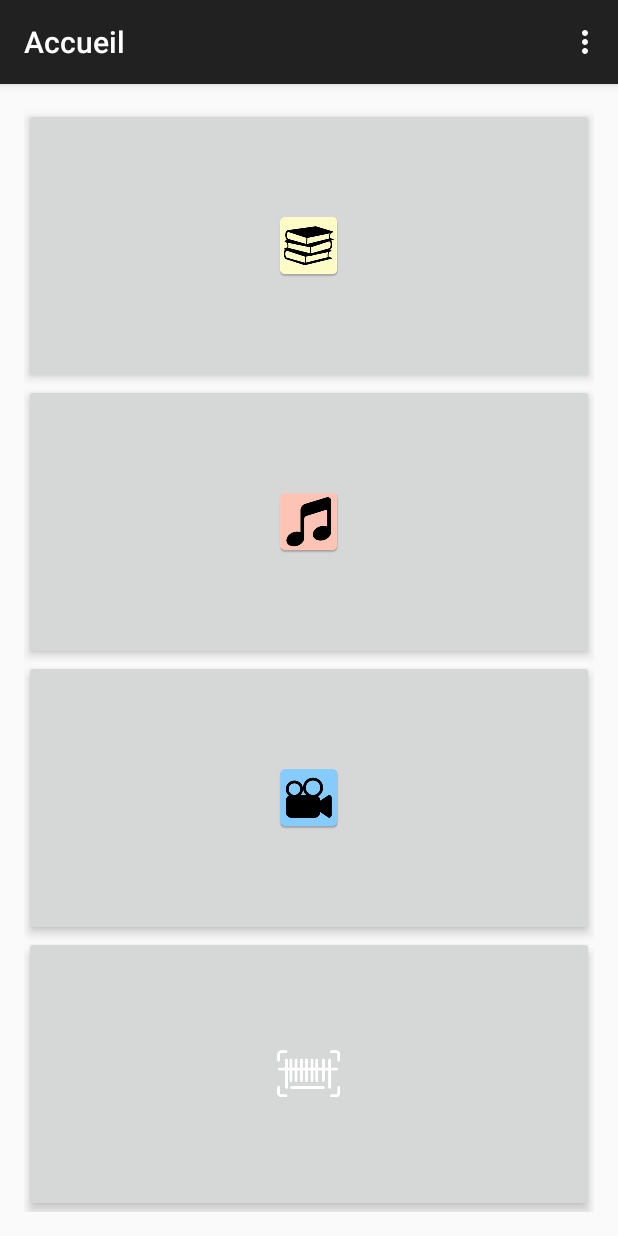
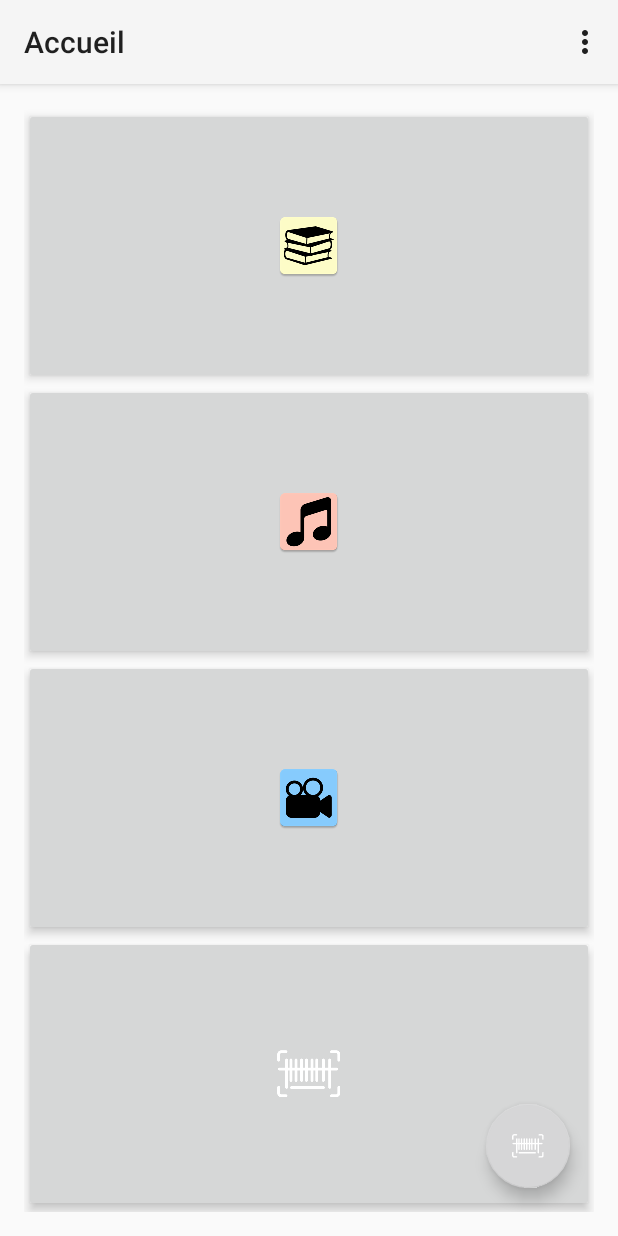
Before and after one commit to guillaumefavre/Library, an Android app: the screen it shows after launch (MainActivity), on a phone screen of 412 x 824 dp. Run offline under Robolectric (Android 15) with nearby library versions, the phone set to English and light mode, and no system bars; libraries missing offline, so code that uses them is left out: com.google.zxing.integration.

Commit message:
- Ajout d'un FAB - Mutualisation du code appelé lors du clic sur le FAB : classe CommunActivity - Ajustement des ListView

```diff
--- a/app/src/main/AndroidManifest.xml
+++ b/app/src/main/AndroidManifest.xml
@@ -38,6 +38,10 @@
             android:name=".DetailActivity"
             android:label="@string/title_activity_detail" >
         </activity>
+        <activity
+            android:name=".CommunActivity"
+            android:label="@string/title_activity_commun" >
+        </activity>
     </application>
 
 </manifest>
--- a/app/src/main/java/com/example/guillaume/library/API/GoogleBooksAPI.java
+++ b/app/src/main/java/com/example/guillaume/library/API/GoogleBooksAPI.java
@@ -129,8 +129,8 @@ public class GoogleBooksAPI extends AsyncTask<String, Void, Livre> {
                 recupererCouverture(livre, jsoVolumeInfo);
 
                 // TODO : à supprimer
-                final ScanCABActivity parentActivity = (ScanCABActivity) callingActivity.get();
-                parentActivity.getTxvBookTitle().setText(jsoVolumeInfo.getString("title"));
+//                final ScanCABActivity parentActivity = (ScanCABActivity) callingActivity.get();
+//                parentActivity.getTxvBookTitle().setText(jsoVolumeInfo.getString("title"));
 
                 // ouverture connextion BDD
                 livreDao = new LivreDAO(callingActivity.get());
--- /dev/null
+++ b/app/src/main/java/com/example/guillaume/library/CommunActivity.java
@@ -0,0 +1,150 @@
+package com.example.guillaume.library;
+
+import android.content.Intent;
+import android.support.design.widget.FloatingActionButton;
+import android.support.v7.app.AppCompatActivity;
+import android.os.Bundle;
+import android.view.Menu;
+import android.view.MenuItem;
+import android.view.View;
+import android.widget.Toast;
+
+import com.example.guillaume.library.API.GoogleBooksAPI;
+import com.example.guillaume.library.API.MusicBrainzAPI;
+import com.example.guillaume.library.Metier.CD;
+import com.example.guillaume.library.Metier.Livre;
+import com.google.zxing.integration.android.IntentIntegrator;
+import com.google.zxing.integration.android.IntentResult;
+
+import java.util.concurrent.ExecutionException;
+
+
+public class CommunActivity extends AppCompatActivity {
+
+    @Override
+    protected void onCreate(Bundle savedInstanceState) {
+        super.onCreate(savedInstanceState);
+        setContentView(R.layout.activity_commun);
+
+
+    }
+
+    protected void instancierFAB() {
+        FloatingActionButton fabFlashCab = (FloatingActionButton)  findViewById(R.id.fabFlashCab);
+        fabFlashCab.setOnClickListener(new View.OnClickListener() {
+            public void onClick(View v) {
+                lancerScan();
+            }
+        });
+    }
+
+    /**
+     * Méthode appelée lors d'un clic sur le bouton de scan
+     */
+    private void lancerScan() {
+        IntentIntegrator scanIntegrator = new IntentIntegrator(this);
+        scanIntegrator.initiateScan();
+    }
+
+    @Override
+    protected void onActivityResult(int requestCode, int resultCode, Intent data) {
+
+        IntentResult scanResult = IntentIntegrator.parseActivityResult(requestCode, resultCode, data);
+
+        if(scanResult != null) {
+            String scanContent = scanResult.getContents();
+            String scanFormat = scanResult.getFormatName();
+
+            if(scanContent!=null && scanFormat!=null) {
+
+                // Première recherche : livre
+                Livre livre = rechercherLivre(scanContent);
+
+                // Si pas de livre trouvé, on cherche un CD
+                if(livre == null) {
+                    CD cd = rechercherCD(scanContent);
+
+                }
+
+
+            } else {
+                Toast toast = Toast.makeText(this, "CAB non valide (pas un livre) !", Toast.LENGTH_SHORT);
+                toast.show();
+            }
+
+
+        } else {
+            Toast toast = Toast.makeText(this, "Aucune donnée reçue lors du scan", Toast.LENGTH_SHORT);
+            toast.show();
+        }
+    }
+
+
+    /**
+     * Recherche d'un livre correspondant au code barre scanContent en appelant l'API GoogleBooks
+     *
+     * @param scanContent code barre
+     * @return livre
+     */
+    private Livre rechercherLivre(String scanContent) {
+        Livre livre = null;
+
+        GoogleBooksAPI googleBooksAPI = new GoogleBooksAPI(this);
+        try {
+            livre = googleBooksAPI.execute(scanContent).get();
+
+        } catch (InterruptedException e) {
+            e.printStackTrace();
+        } catch (ExecutionException e) {
+            e.printStackTrace();
+        }
+
+        return livre;
+    }
+
+
+    /**
+     * Recherche d'un CD correspondant au code barre scanContent en appelant l'API MusicBrainz
+     *
+     * @param scanContent code barre
+     * @return CD
+     */
+    private CD rechercherCD(String scanContent) {
+        CD cd = null;
+
+        MusicBrainzAPI musicBrainzAPI = new MusicBrainzAPI(this);
+
+        try {
+            cd = musicBrainzAPI.execute(scanContent).get();
+
+        } catch (InterruptedException e) {
+            e.printStackTrace();
+        } catch (ExecutionException e) {
+            e.printStackTrace();
+        }
+
+        return cd;
+    }
+
+    @Override
+    public boolean onCreateOptionsMenu(Menu menu) {
+        // Inflate the menu; this adds items to the action bar if it is present.
+        getMenuInflater().inflate(R.menu.menu_commun, menu);
+        return true;
+    }
+
+    @Override
+    public boolean onOptionsItemSelected(MenuItem item) {
+        // Handle action bar item clicks here. The action bar will
+        // automatically handle clicks on the Home/Up button, so long
+        // as you specify a parent activity in AndroidManifest.xml.
+        int id = item.getItemId();
+
+        //noinspection SimplifiableIfStatement
+        if (id == R.id.action_settings) {
+            return true;
+        }
+
+        return super.onOptionsItemSelected(item);
+    }
+}
--- a/app/src/main/java/com/example/guillaume/library/Database/CDDao.java
+++ b/app/src/main/java/com/example/guillaume/library/Database/CDDao.java
@@ -80,7 +80,7 @@ public class CDDao {
                 DatabaseHelper.COL_CD_ANNEE_SORTIE, DatabaseHelper.COL_CD_POCHETTE };
 
 
-        Cursor cursor = database.query(DatabaseHelper.TABLE_CD, allColumns, null, null, null, null, null, null);
+        Cursor cursor = database.query(DatabaseHelper.TABLE_CD, allColumns, null, null, null, null, null);
 
         cursor.moveToFirst();
         while (!cursor.isAfterLast()) {
--- a/app/src/main/java/com/example/guillaume/library/Database/DatabaseHelper.java
+++ b/app/src/main/java/com/example/guillaume/library/Database/DatabaseHelper.java
@@ -18,7 +18,7 @@ public class DatabaseHelper extends SQLiteOpenHelper {
     /**
      * Numéro de version de la BDD
      */
-    public static final int DATABASE_VERSION = 5;
+    public static final int DATABASE_VERSION = 1;
 
     /**
      * Table Livre
@@ -94,8 +94,9 @@ public class DatabaseHelper extends SQLiteOpenHelper {
 
 
     // Création de la table CD
+    // TODO ajouter contrainte d'unicité sur COL_CD_ID_ALBUM
     private static final String CREATE_TABLE_CD = "CREATE TABLE " + TABLE_CD
-            + "(" + COL_CD_ID_TECHNIQUE + "  INTEGER PRIMARY KEY AUTOINCREMENT, " + COL_CD_ID_ALBUM + " TEXT NOT NULL UNIQUE, "
+            + "(" + COL_CD_ID_TECHNIQUE + "  INTEGER PRIMARY KEY AUTOINCREMENT, " + COL_CD_ID_ALBUM + " TEXT NOT NULL, "
             + COL_CD_TITRE_ALBUM + " TEXT NOT NULL, " + COL_CD_ARTISTE +" TEXT, " + COL_CD_ANNEE_SORTIE +" TEXT, "+ COL_CD_POCHETTE +" BLOB);";
 
 
--- a/app/src/main/java/com/example/guillaume/library/ListeLivresActivity.java
+++ b/app/src/main/java/com/example/guillaume/library/ListeLivresActivity.java
@@ -18,7 +18,7 @@ import com.example.guillaume.library.Metier.Livre;
 import java.util.ArrayList;
 import java.util.List;
 
-public class ListeLivresActivity extends AppCompatActivity {
+public class ListeLivresActivity extends CommunActivity {
 
     /**
      * Liste des Livres à afficher
@@ -64,6 +64,9 @@ public class ListeLivresActivity extends AppCompatActivity {
                 lancerActiviteSelectionLivre(livreSelectionne);
             }
         });
+
+        // Action lors du clic sur le FAB
+        instancierFAB();
     }
 
     /**
--- a/app/src/main/java/com/example/guillaume/library/MainActivity.java
+++ b/app/src/main/java/com/example/guillaume/library/MainActivity.java
@@ -1,6 +1,7 @@
 package com.example.guillaume.library;
 
 import android.content.Intent;
+import android.support.design.widget.FloatingActionButton;
 import android.support.v7.app.ActionBarActivity;
 import android.os.Bundle;
 import android.support.v7.app.AppCompatActivity;
@@ -8,8 +9,17 @@ import android.view.Menu;
 import android.view.MenuItem;
 import android.view.View;
 import android.widget.ImageButton;
+import android.widget.Toast;
 
-public class MainActivity extends AppCompatActivity {
+import com.example.guillaume.library.API.GoogleBooksAPI;
+import com.example.guillaume.library.Metier.CD;
+import com.example.guillaume.library.Metier.Livre;
+import com.google.zxing.integration.android.IntentIntegrator;
+import com.google.zxing.integration.android.IntentResult;
+
+import java.util.concurrent.ExecutionException;
+
+public class MainActivity extends CommunActivity {
 
     private ImageButton btnLivre;
 
@@ -50,6 +60,11 @@ public class MainActivity extends AppCompatActivity {
                 lancerActiviteScanCAB();
             }
         });
+
+        // Action lors du clic sur le FAB
+        instancierFAB();
+
+
     }
 
     @Override
@@ -73,6 +88,7 @@ public class MainActivity extends AppCompatActivity {
 
         return super.onOptionsItemSelected(item);
     }
+
 
 
     /**
--- a/app/src/main/res/layout/activity_accueil.xml
+++ b/app/src/main/res/layout/activity_accueil.xml
@@ -1,14 +1,20 @@
-<LinearLayout xmlns:android="http://schemas.android.com/apk/res/android"
+<FrameLayout xmlns:android="http://schemas.android.com/apk/res/android"
     xmlns:tools="http://schemas.android.com/tools"
     android:layout_width="match_parent"
     android:layout_height="match_parent"
     xmlns:app="http://schemas.android.com/apk/res-auto"
-    android:orientation="vertical"
     android:paddingBottom="@dimen/activity_vertical_margin"
     android:paddingLeft="@dimen/activity_horizontal_margin"
     android:paddingRight="@dimen/activity_horizontal_margin"
     android:paddingTop="@dimen/activity_vertical_margin"
     tools:context="com.example.guillaume.library.MainActivity">
+
+
+    <LinearLayout
+        android:layout_width="match_parent"
+        android:layout_height="match_parent"
+        android:orientation="vertical">
+
 
         <ImageButton
             android:id="@+id/btnLivre"
@@ -17,6 +23,7 @@
             android:src="@mipmap/ic_book"
             android:layout_weight="1"
             android:elevation="4dp"/>
+
 
         <ImageButton
             android:id="@+id/btnMusique"
@@ -42,19 +49,8 @@
             android:layout_weight="1"
             android:elevation="4dp"/>
 
+    </LinearLayout>
 
-<!--    <android.support.design.widget.FloatingActionButton
-        android:id="@+id/fab"
-        android:layout_width="wrap_content"
-        android:layout_height="wrap_content"
-        android:src="@mipmap/ic_barcode"
-        android:layout_alignParentRight="true"
-        android:layout_alignParentBottom="true"
-        android:layout_marginBottom="16dp"
-        android:layout_marginRight="16dp"
-        app:elevation="6dp"
-        app:pressedTranslationZ="12dp"
-        app:borderWidth="0dp"/>-->
+    <include layout="@layout/activity_commun"/>
 
-
-</LinearLayout>
+</FrameLayout>
--- /dev/null
+++ b/app/src/main/res/layout/activity_commun.xml
@@ -0,0 +1,20 @@
+<?xml version="1.0" encoding="utf-8"?>
+<FrameLayout xmlns:android="http://schemas.android.com/apk/res/android"
+    xmlns:app="http://schemas.android.com/apk/res-auto"
+    android:layout_width="match_parent"
+    android:layout_height="match_parent">
+
+    <android.support.design.widget.FloatingActionButton
+        android:id="@+id/fabFlashCab"
+        android:layout_width="wrap_content"
+        android:layout_height="wrap_content"
+        android:layout_gravity="bottom|end"
+        android:layout_margin="16dp"
+        android:src="@mipmap/ic_barcode"
+        app:elevation="6dp"
+        app:fabSize="normal"
+        app:pressedTranslationZ="12dp"
+        app:backgroundTint="@color/zxing_possible_result_points"
+
+        />
+</FrameLayout>
--- a/app/src/main/res/layout/activity_liste_cd.xml
+++ b/app/src/main/res/layout/activity_liste_cd.xml
@@ -11,7 +11,7 @@
 
     <ListView
         android:id="@+id/lstvListeCd"
-        android:layout_width="wrap_content"
+        android:layout_width="match_parent"
         android:layout_height="wrap_content"/>
 
 </LinearLayout>
--- a/app/src/main/res/layout/layout_list_livre_item.xml
+++ b/app/src/main/res/layout/layout_list_livre_item.xml
@@ -6,7 +6,7 @@
 
 
     <LinearLayout
-        android:layout_width="match_parent"
+        android:layout_width="wrap_content"
         android:layout_height="110dp"
         android:orientation="horizontal">
 
@@ -22,8 +22,7 @@
             android:layout_height="wrap_content"
             android:layout_gravity="center_vertical"
             android:layout_marginLeft="20dp"
-            android:orientation="vertical"
-            android:background="#1bff0110">
+            android:orientation="vertical">
 
 
             <TextView
--- a/app/src/main/res/layout/layout_liste_cd_item.xml
+++ b/app/src/main/res/layout/layout_liste_cd_item.xml
@@ -19,7 +19,7 @@
 
 
         <LinearLayout
-            android:layout_width="wrap_content"
+            android:layout_width="match_parent"
             android:layout_height="wrap_content"
             android:orientation="vertical"
             android:layout_marginLeft="20dp"
--- /dev/null
+++ b/app/src/main/res/menu/menu_commun.xml
@@ -0,0 +1,7 @@
+<menu xmlns:android="http://schemas.android.com/apk/res/android"
+    xmlns:app="http://schemas.android.com/apk/res-auto"
+    xmlns:tools="http://schemas.android.com/tools"
+    tools:context="com.example.guillaume.library.CommunActivity">
+    <item android:id="@+id/action_settings" android:title="@string/action_settings"
+        android:orderInCategory="100" app:showAsAction="never" />
+</menu>
--- a/app/src/main/res/values/strings.xml
+++ b/app/src/main/res/values/strings.xml
@@ -15,5 +15,6 @@
     <string name="title_activity_scan_cab">ScanCABActivity</string>
     <string name="title_activity_liste_livres">ListeLivresActivity</string>
     <string name="title_activity_detail">DetailActivity</string>
+    <string name="title_activity_commun">CommunActivity</string>
 
 </resources>
--- a/app/src/main/res/values/styles.xml
+++ b/app/src/main/res/values/styles.xml
@@ -1,7 +1,7 @@
 <resources>
 
     <!-- Base application theme. -->
-    <style name="AppTheme" parent="Theme.AppCompat.Light.DarkActionBar">
+    <style name="AppTheme" parent="Theme.AppCompat.Light">
         <!-- Customize your theme here. -->
     </style>
 
```
Also changed, not shown: app/src/main/java/com/example/guillaume/library/API/MusicBrainzAPI.java (+30 -0 lines), app/src/main/res/layout/activity_liste_livres.xml (+5 -3 lines), app/src/main/res/layout/layout_fab_flashcab.xml (added, +20 -0 lines). Lines whose indentation alone changed are shown as unchanged.
